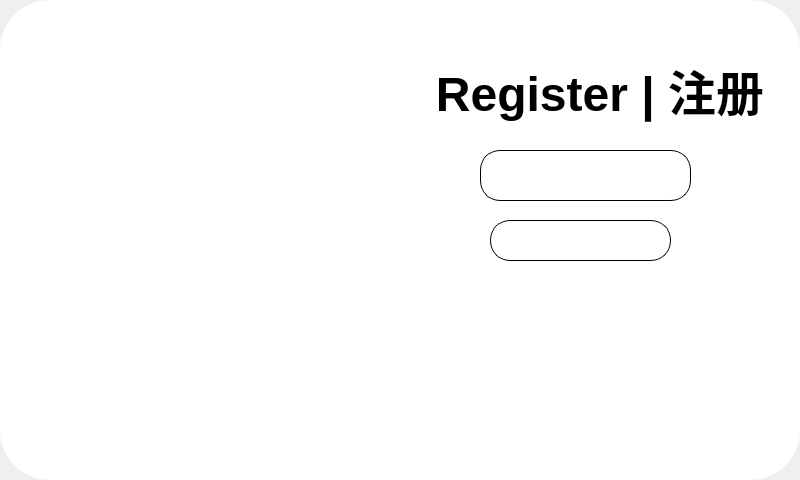
Above: loginwidget.ui from XinyuCraft/ShitChat before the change. Below: the same form after it.
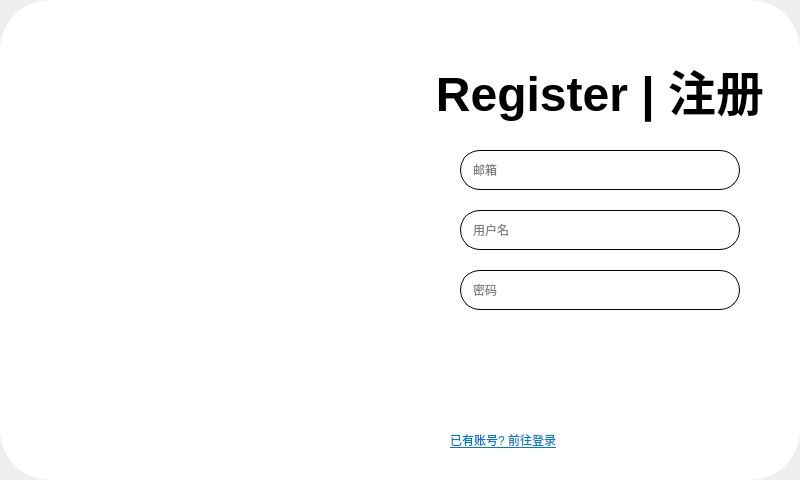
That is the form after the change. The open tabs and pages were chosen to show the change. Icons and pictures are not drawn.

Commit message: 添加注册页面

Diff of the .ui file:
```diff
--- a/loginwidget.ui
+++ b/loginwidget.ui
@@ -42,14 +42,7 @@
 							stop: 0 rgb(113, 65, 168), stop: 1 rgba(44, 114, 251, 1));
 	border-radius:50px
 }
-/* 前往登录/注册超链接 */
-QLabel#toRegisterLabel {
-	color: rgb(0, 85, 255);
-}
-QLabel#toRegisterLabel:hover {
-	color: rgb(0, 85, 255);
-	text-decoration: underline;
-}
+
 /* 关闭按钮 */
 QPushButton#CloseButton {
 	border: none;
@@ -57,6 +50,7 @@
 	qproperty-icon: url(:/image/close.png); 
 	qproperty-iconSize: 50px 50px;
 }
+
 /* 最小化按钮 */
 QPushButton#MinimizeButton {
 	border: none;
@@ -72,12 +66,30 @@
 	border-radius:20px;
 	color: rgb(255, 255, 255);
 }
+QPushButton#RegisterButton {
+	background: qlineargradient(x1: 0, y1: 0, x2: 1, y2: 1,
+							stop: 0 rgb(113, 65, 168), stop: 1 rgba(44, 114, 251, 1));
+	border-radius:20px;
+	color: rgb(255, 255, 255);
+}
 /* 输入框 */
 QLineEdit {
 	padding-left:10px;
 	border:1px solid black;
 	border-radius:20px
-}</string>
+}
+
+QPushButton#CloseButton: hover {
+	border: none;
+	border-radius:25px;
+	border:1px solid black;
+	background: transparent;
+	qproperty-icon: url(:/image/close.png); 
+	qproperty-iconSize: 50px 50px;
+}
+
+
+</string>
   </property>
   <widget class="QFrame" name="frame">
    <property name="geometry">
@@ -218,21 +230,72 @@
      <widget class="QLineEdit" name="UserNameLineEdit_reg">
       <property name="geometry">
        <rect>
-        <x>90</x>
-        <y>220</y>
-        <width>181</width>
-        <height>41</height>
+        <x>60</x>
+        <y>210</y>
+        <width>280</width>
+        <height>40</height>
        </rect>
       </property>
+      <property name="placeholderText">
+       <string>用户名</string>
+      </property>
      </widget>
      <widget class="QLineEdit" name="EmailLineEdit_reg">
       <property name="geometry">
        <rect>
-        <x>80</x>
+        <x>60</x>
         <y>150</y>
-        <width>211</width>
-        <height>51</height>
+        <width>280</width>
+        <height>40</height>
        </rect>
+      </property>
+      <property name="placeholderText">
+       <string>邮箱</string>
+      </property>
+     </widget>
+     <widget class="QLineEdit" name="PasswordLineEdit_reg">
+      <property name="geometry">
+       <rect>
+        <x>60</x>
+        <y>270</y>
+        <width>280</width>
+        <height>40</height>
+       </rect>
+      </property>
+      <property name="echoMode">
+       <enum>QLineEdit::Password</enum>
+      </property>
+      <property name="placeholderText">
+       <string>密码</string>
+      </property>
+     </widget>
+     <widget class="QPushButton" name="RegisterButton">
+      <property name="geometry">
+       <rect>
+        <x>50</x>
+        <y>370</y>
+        <width>300</width>
+        <height>50</height>
+       </rect>
+      </property>
+      <property name="text">
+       <string>注册</string>
+      </property>
+     </widget>
+     <widget class="QLabel" name="toRegisterLabel_2">
+      <property name="geometry">
+       <rect>
+        <x>50</x>
+        <y>430</y>
+        <width>110</width>
+        <height>20</height>
+       </rect>
+      </property>
+      <property name="styleSheet">
+       <string notr="true"/>
+      </property>
+      <property name="text">
+       <string>&lt;html&gt;&lt;head/&gt;&lt;body&gt;&lt;p&gt;&lt;a href=&quot;#&quot;&gt;&lt;span style=&quot; text-decoration: underline; color:#0078d4;&quot;&gt;已有账号? 前往登录&lt;/span&gt;&lt;/a&gt;&lt;/p&gt;&lt;/body&gt;&lt;/html&gt;</string>
       </property>
      </widget>
     </widget>
@@ -240,8 +303,8 @@
    <widget class="QPushButton" name="CloseButton">
     <property name="geometry">
      <rect>
-      <x>750</x>
-      <y>0</y>
+      <x>740</x>
+      <y>10</y>
       <width>50</width>
       <height>50</height>
      </rect>
```
Left out of the diff: 22 changed lines with no effect on the pictures. The commit also changes 4 other files.
